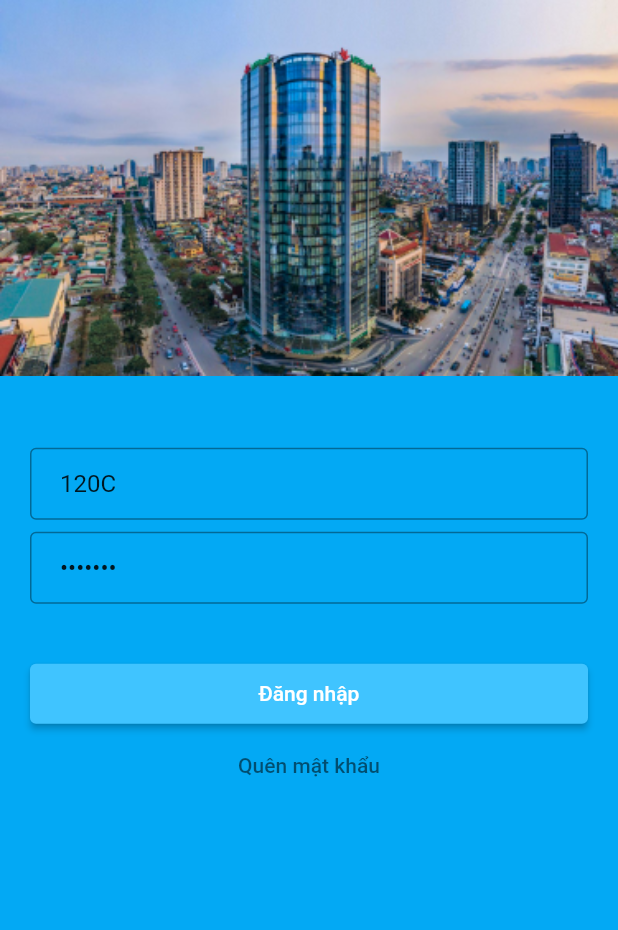
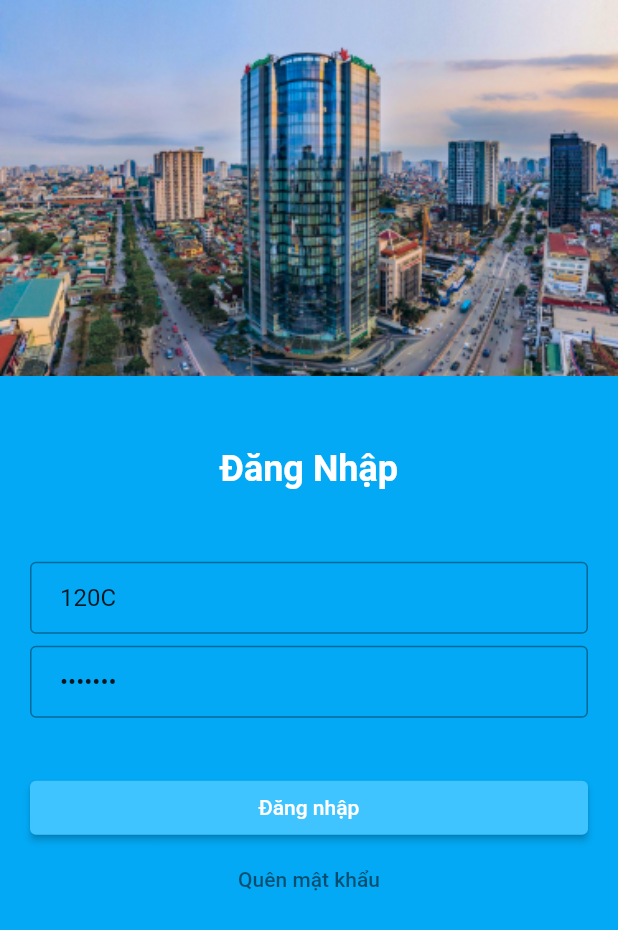
Before and after one commit to thongsouler/FresherFlutter, a Flutter app: the screen it shows after launch, on a phone screen of 412 x 824 dp. Shown: the top 930 px of the screen. Run offline on Flutter 3.47's test engine with Material 2 defaults, Android fonts, the phone set to English and light mode, and no system bars; Roboto replaces fonts that are missing (Nunito).

Commit message:
fresher folder

```diff
--- a/TrainningProject/Loggin/loggin_screen/lib/login_page.dart
+++ b/TrainningProject/Loggin/loggin_screen/lib/login_page.dart
@@ -38,7 +38,14 @@ class _LoginPageState extends State<LoginPage> {
             border: OutlineInputBorder(borderRadius: BorderRadius.circular(4)),
           ),
         ));
-
+    final textLogin = Container(
+      child: const Text(
+        'Đăng Nhập',
+        style: TextStyle(
+            fontSize: 24, color: Colors.white, fontWeight: FontWeight.bold),
+        textAlign: TextAlign.center,
+      ),
+    );
     final loginButton = Padding(
       padding: const EdgeInsets.only(left: 20, right: 20, top: 12),
       child: RaisedButton(
@@ -48,7 +55,6 @@ class _LoginPageState extends State<LoginPage> {
         onPressed: () {
           Navigator.of(context).pushNamed(HomePage.tag);
         },
-        padding: const EdgeInsets.all(12),
         color: Colors.lightBlueAccent,
         child: const Text('Đăng nhập', style: TextStyle(color: Colors.white)),
       ),
@@ -71,6 +77,8 @@ class _LoginPageState extends State<LoginPage> {
         children: <Widget>[
           logo,
           SizedBox(height: 48.0),
+          textLogin,
+          SizedBox(height: 48.0),
           email,
           SizedBox(height: 8.0),
           password,
```
